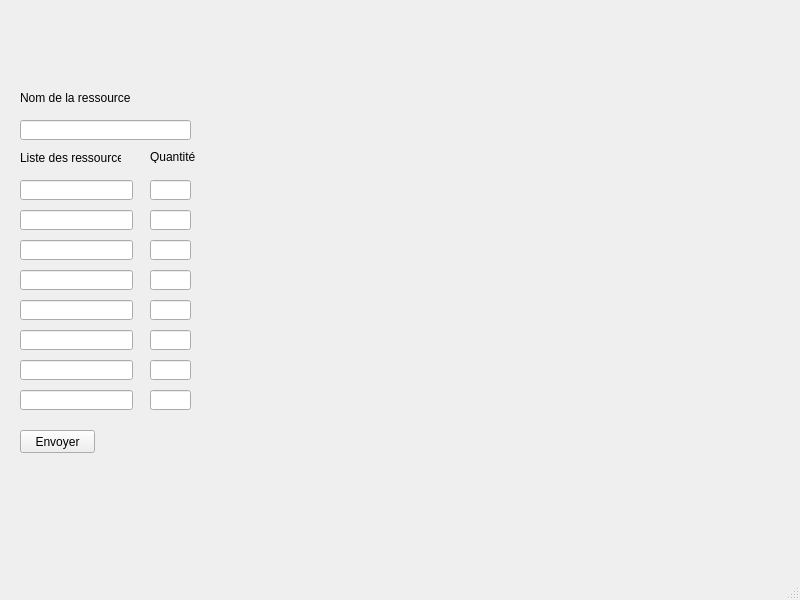
First picture: the form in interface.ui, repository Blblblbl42/Test, before the edit.
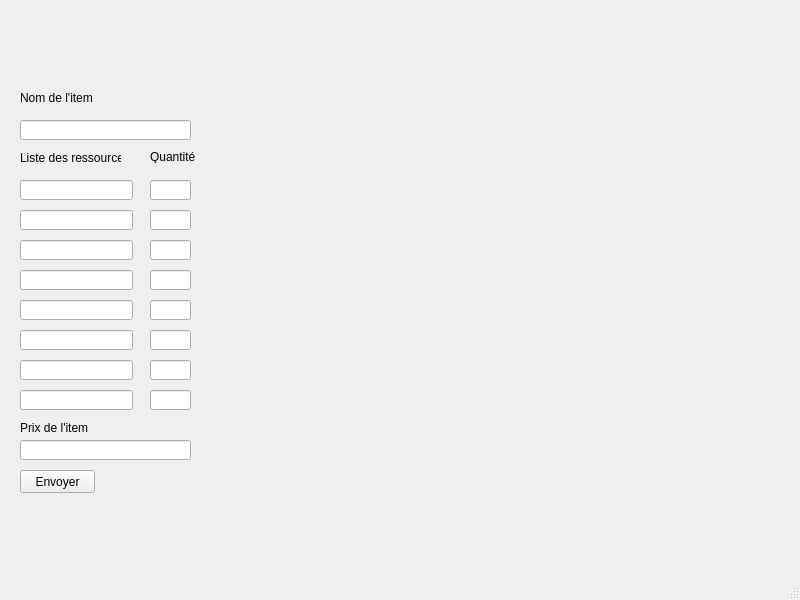
Second picture: the form after the edit.

Commit message: suppression d'un fichier qui a étais renommé

Patch:
```diff
--- a/interface.ui
+++ b/interface.ui
@@ -31,7 +31,7 @@
     <property name="geometry">
      <rect>
       <x>20</x>
-      <y>430</y>
+      <y>470</y>
       <width>75</width>
       <height>23</height>
      </rect>
@@ -50,7 +50,7 @@
      </rect>
     </property>
     <property name="text">
-     <string>Nom de la ressource</string>
+     <string>Nom de l'item</string>
     </property>
    </widget>
    <widget class="QLabel" name="label_2">
@@ -239,6 +239,38 @@
      </rect>
     </property>
    </widget>
+   <widget class="QLineEdit" name="lineEdit_18">
+    <property name="geometry">
+     <rect>
+      <x>20</x>
+      <y>440</y>
+      <width>171</width>
+      <height>20</height>
+     </rect>
+    </property>
+    <property name="toolTipDuration">
+     <number>-2</number>
+    </property>
+    <property name="text">
+     <string/>
+    </property>
+    <property name="test" stdset="0">
+     <number>56476385</number>
+    </property>
+   </widget>
+   <widget class="QLabel" name="label_4">
+    <property name="geometry">
+     <rect>
+      <x>20</x>
+      <y>420</y>
+      <width>141</width>
+      <height>16</height>
+     </rect>
+    </property>
+    <property name="text">
+     <string>Prix de l'item</string>
+    </property>
+   </widget>
   </widget>
   <widget class="QMenuBar" name="menubar">
    <property name="geometry">
```
The commit also changes 2 other files.
